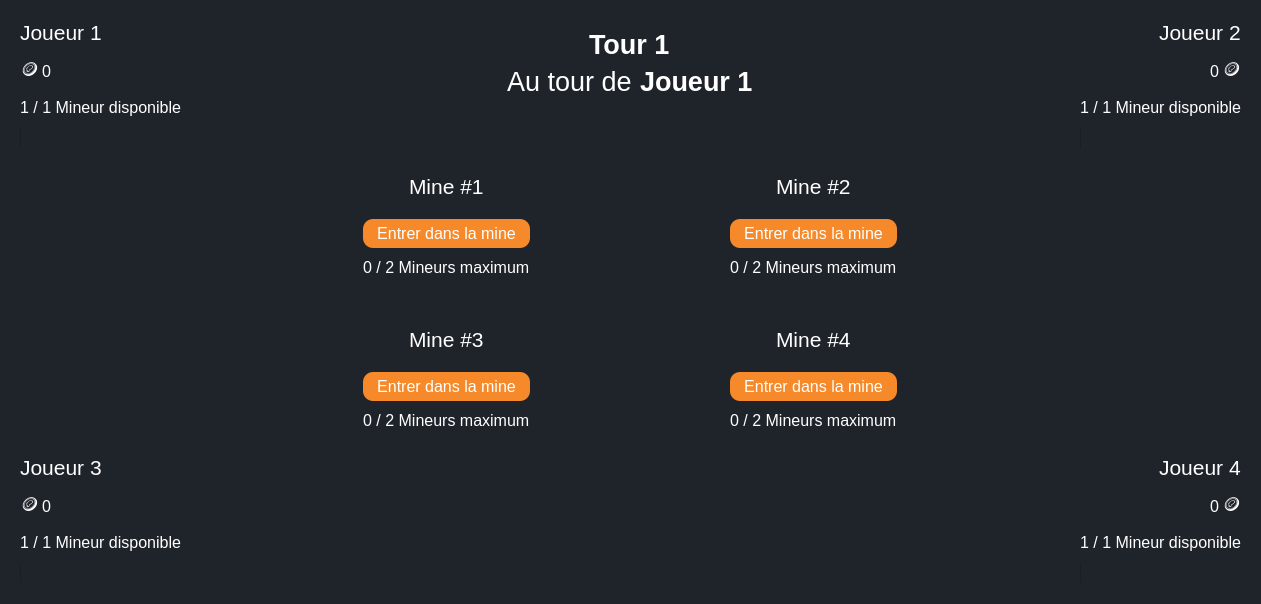
First picture: the form in mainwindow.ui, repository Fantastix80/MineItAll, before the edit.
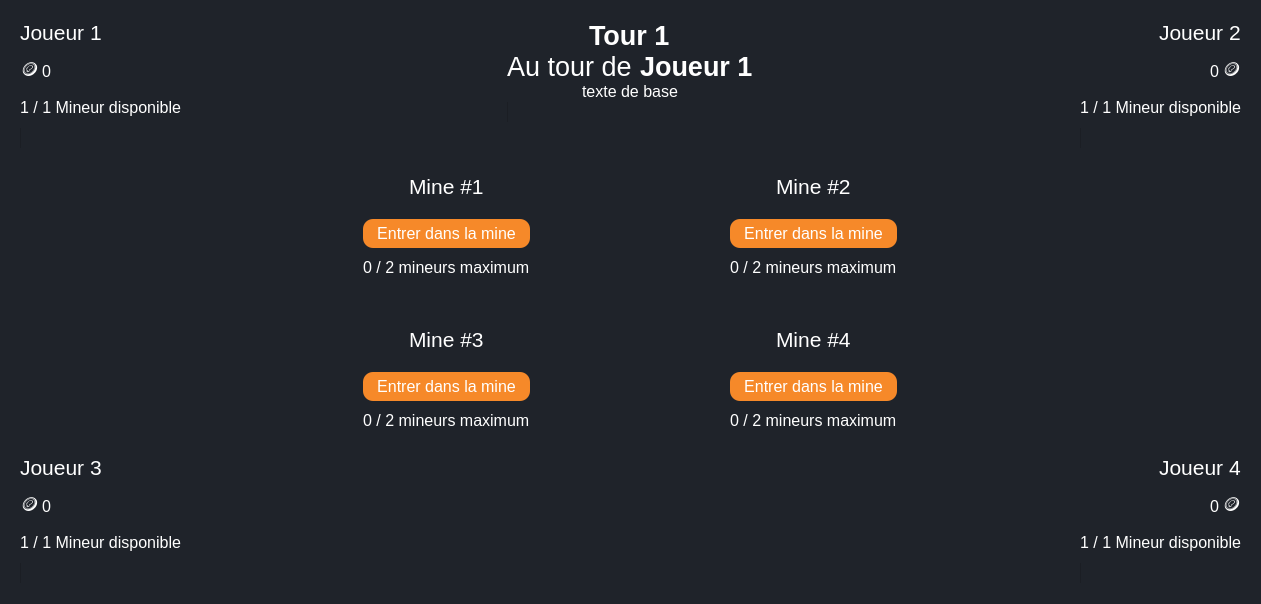
Second picture: the form after the edit.

Patch:
```diff
--- a/mainwindow.ui
+++ b/mainwindow.ui
@@ -212,8 +212,29 @@
        <item alignment="Qt::AlignHCenter|Qt::AlignTop">
         <widget class="QWidget" name="TopCenterContainer" native="true">
          <layout class="QVBoxLayout" name="verticalLayout_3">
+          <property name="spacing">
+           <number>0</number>
+          </property>
+          <property name="leftMargin">
+           <number>0</number>
+          </property>
+          <property name="topMargin">
+           <number>0</number>
+          </property>
+          <property name="rightMargin">
+           <number>0</number>
+          </property>
+          <property name="bottomMargin">
+           <number>0</number>
+          </property>
           <item alignment="Qt::AlignHCenter">
            <widget class="QLabel" name="Round">
+            <property name="sizePolicy">
+             <sizepolicy hsizetype="Preferred" vsizetype="Preferred">
+              <horstretch>0</horstretch>
+              <verstretch>0</verstretch>
+             </sizepolicy>
+            </property>
             <property name="font">
              <font>
               <pointsize>20</pointsize>
@@ -279,7 +300,20 @@
              </font>
             </property>
             <property name="text">
-             <string/>
+             <string>texte de base</string>
+            </property>
+           </widget>
+          </item>
+          <item>
+           <widget class="QProgressBar" name="TimerTimeLeft">
+            <property name="maximum">
+             <number>20</number>
+            </property>
+            <property name="value">
+             <number>0</number>
+            </property>
+            <property name="textVisible">
+             <bool>false</bool>
             </property>
            </widget>
           </item>
@@ -533,7 +567,7 @@
                      </font>
                     </property>
                     <property name="text">
-                     <string> / 2 Mineurs maximum</string>
+                     <string> / 2 mineurs maximum</string>
                     </property>
                    </widget>
                   </item>
@@ -612,7 +646,7 @@
                      </font>
                     </property>
                     <property name="text">
-                     <string> / 2 Mineurs maximum</string>
+                     <string> / 2 mineurs maximum</string>
                     </property>
                    </widget>
                   </item>
@@ -712,7 +746,7 @@
                      </font>
                     </property>
                     <property name="text">
-                     <string> / 2 Mineurs maximum</string>
+                     <string> / 2 mineurs maximum</string>
                     </property>
                    </widget>
                   </item>
@@ -791,7 +825,7 @@
                      </font>
                     </property>
                     <property name="text">
-                     <string> / 2 Mineurs maximum</string>
+                     <string> / 2 mineurs maximum</string>
                     </property>
                    </widget>
                   </item>
```
Left out of the diff: 6 changed lines with no effect on the pictures.
